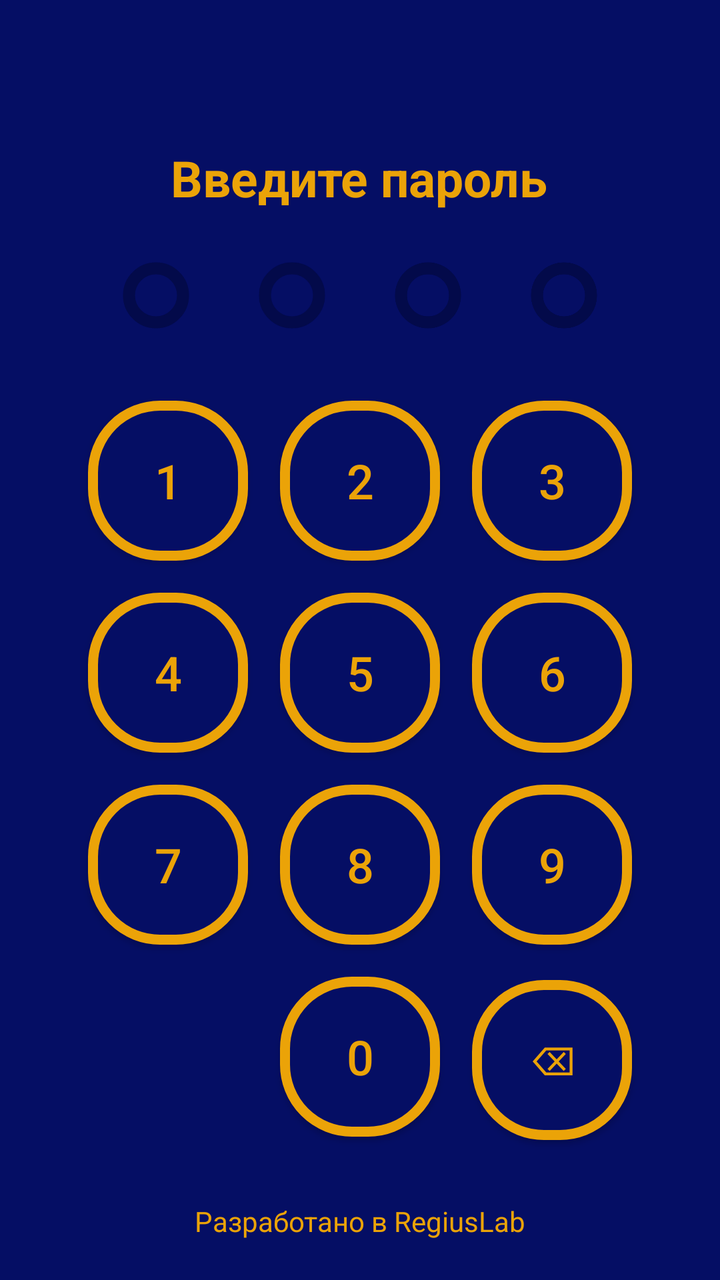
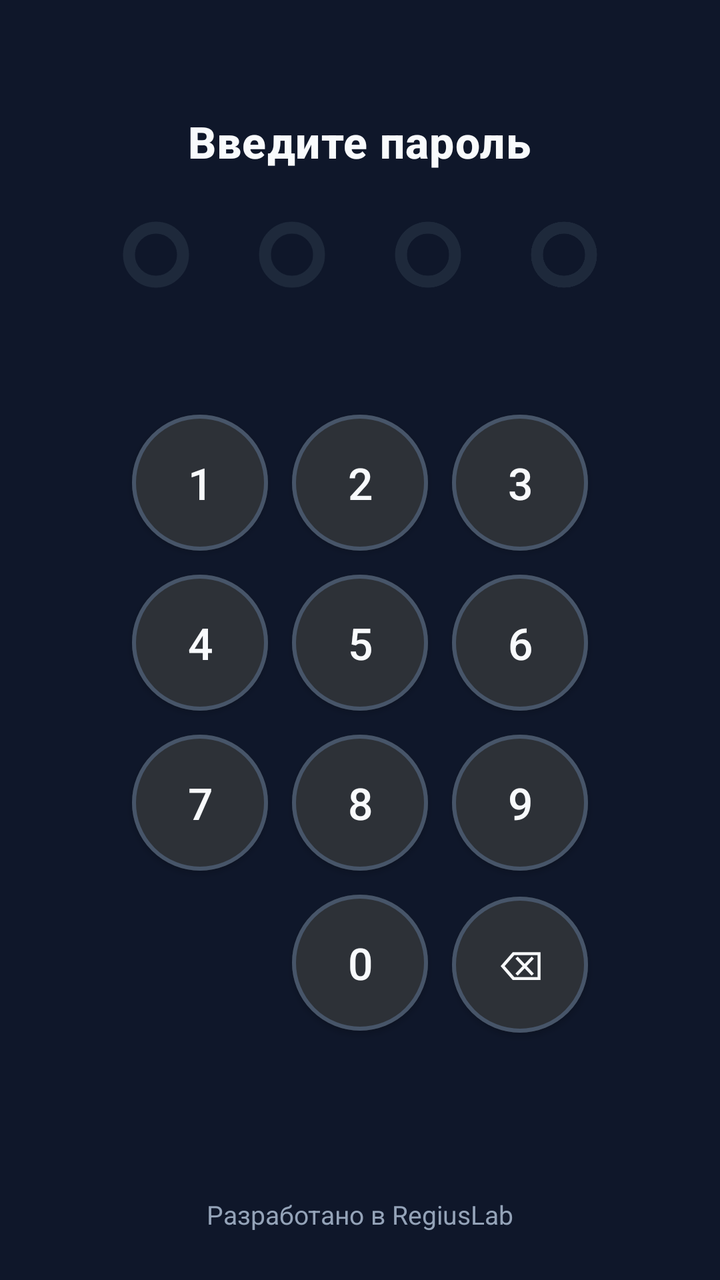

Screens rendered from an Android XML layout before and after an edit, with the pre-edit source and the edit as a unified diff.
<!-- AndroidManifest.xml: application theme Theme.ScannerKotlin -->
<!-- res/layout/activity_auth.xml -->
<?xml version="1.0" encoding="utf-8"?>
<androidx.constraintlayout.widget.ConstraintLayout xmlns:android="http://schemas.android.com/apk/res/android"
    xmlns:app="http://schemas.android.com/apk/res-auto"
    xmlns:tools="http://schemas.android.com/tools"
    android:id="@+id/main"
    android:layout_width="match_parent"
    android:layout_height="match_parent"
    android:background="@color/dark_blue"
    tools:context=".activities.AuthActivity">



    <TextView
        android:id="@+id/passwordTitle"
        android:layout_width="wrap_content"
        android:layout_height="wrap_content"
        android:layout_marginTop="72dp"
        android:text="Введите пароль"
        android:textColor="@color/yellow"
        android:textSize="25sp"
        app:layout_constraintEnd_toEndOf="parent"
        app:layout_constraintHorizontal_bias="0.498"
        app:layout_constraintStart_toStartOf="parent"
        app:layout_constraintTop_toTopOf="parent"
        android:textStyle="bold"/>

    <LinearLayout
        android:id="@+id/passwordDotsContainer"
        android:layout_width="wrap_content"
        android:layout_height="wrap_content"
        android:orientation="horizontal"
        android:layout_marginTop="24dp"
        app:layout_constraintStart_toStartOf="parent"
        app:layout_constraintEnd_toEndOf="parent"
        app:layout_constraintTop_toBottomOf="@id/passwordTitle">

        <ImageView
            android:id="@+id/dot1"
            android:layout_width="36dp"
            android:layout_height="36dp"
            android:layout_marginHorizontal="16dp"
            android:src="@drawable/circle_outline"
            />

        <ImageView
            android:id="@+id/dot2"
            android:layout_width="36dp"
            android:layout_height="36dp"
            android:layout_marginHorizontal="16dp"
            android:src="@drawable/circle_outline"
            />

        <ImageView
            android:id="@+id/dot3"
            android:layout_width="36dp"
            android:layout_height="36dp"
            android:layout_marginHorizontal="16dp"
            android:src="@drawable/circle_outline"
            />

        <ImageView
            android:id="@+id/dot4"
            android:layout_width="36dp"
            android:layout_height="36dp"
            android:layout_marginHorizontal="16dp"
            android:src="@drawable/circle_outline"
            />
    </LinearLayout>


    <GridLayout
        android:id="@+id/numericKeypad"
        android:layout_width="wrap_content"
        android:layout_height="wrap_content"
        android:columnCount="3"
        android:rowCount="4"
        android:layout_marginTop="40dp"
        android:layout_marginBottom="40dp"
        app:layout_constraintBottom_toTopOf="@id/regiusLabel"
        app:layout_constraintEnd_toEndOf="parent"
        app:layout_constraintStart_toStartOf="parent"
        app:layout_constraintTop_toBottomOf="@id/passwordDotsContainer"
        app:layout_constraintVertical_bias="0.35">


        <Button
            android:id="@+id/btn1"
            style="@style/CircleNumericButton"
            android:text="1"
            android:layout_width="80dp"
            android:layout_height="80dp"
            android:layout_margin="8dp"
            />

        <Button
            android:id="@+id/btn2"
            style="@style/CircleNumericButton"
            android:text="2"
            android:layout_width="80dp"
            android:layout_height="80dp"
            android:layout_margin="8dp"/>

        <Button
            android:id="@+id/btn3"
            style="@style/CircleNumericButton"
            android:text="3"
            android:layout_width="80dp"
            android:layout_height="80dp"
            android:layout_margin="8dp"/>

        
        <Button
            android:id="@+id/btn4"
            style="@style/CircleNumericButton"
            android:text="4"
            android:layout_width="80dp"
            android:layout_height="80dp"
            android:layout_margin="8dp"/>

        <Button
            android:id="@+id/btn5"
            style="@style/CircleNumericButton"
            android:text="5"
            android:layout_width="80dp"
            android:layout_height="80dp"
            android:layout_margin="8dp"/>

        <Button
            android:id="@+id/btn6"
            style="@style/CircleNumericButton"
            android:text="6"
            android:layout_width="80dp"
            android:layout_height="80dp"
            android:layout_margin="8dp"/>

        
        <Button
            android:id="@+id/btn7"
            style="@style/CircleNumericButton"
            android:text="7"
            android:layout_width="80dp"
            android:layout_height="80dp"
            android:layout_margin="8dp"/>

        <Button
            android:id="@+id/btn8"
            style="@style/CircleNumericButton"
            android:text="8"
            android:layout_width="80dp"
            android:layout_height="80dp"
            android:layout_margin="8dp"/>

        <Button
            android:id="@+id/btn9"
            style="@style/CircleNumericButton"
            android:text="9"
            android:layout_width="80dp"
            android:layout_height="80dp"
            android:layout_margin="8dp"/>

        
        <Space
            android:layout_width="80dp"
            android:layout_height="80dp"
            android:layout_margin="8dp"/>

        <Button
            android:id="@+id/btn0"
            style="@style/CircleNumericButton"
            android:text="0"
            android:layout_width="80dp"
            android:layout_height="80dp"
            android:layout_margin="8dp"/>

        <Button
            android:id="@+id/btnDelete"
            style="@style/CircleNumericButton"
            android:text="⌫"
            android:textSize="20sp"
            android:layout_width="80dp"
            android:layout_height="80dp"
            android:layout_margin="8dp"/>
    </GridLayout>

    <TextView
        android:id="@+id/regiusLabel"
        android:layout_width="wrap_content"
        android:layout_height="wrap_content"
        android:layout_marginBottom="12dp"
        android:padding="8dp"
        android:text="@string/developer_powered_by"
        android:textColor="@color/yellow"
        android:textSize="14sp"
        android:clickable="true"
        android:focusable="true"
        app:layout_constraintBottom_toBottomOf="parent"
        app:layout_constraintEnd_toEndOf="parent"
        app:layout_constraintStart_toStartOf="parent" />
</androidx.constraintlayout.widget.ConstraintLayout>
<!-- resources referenced by this layout -->
<resources>
  <color name="dark_blue">#050E64</color>
  <color name="yellow">#EBA308</color>
  <string name="developer_powered_by">Разработано в RegiusLab</string>
  <style name="CircleNumericButton" parent="Widget.MaterialComponents.Button">
          <item name="android:layout_width">72dp</item>
          <item name="android:layout_height">72dp</item>
          <item name="backgroundTint">@color/dark_blue</item>
          <item name="android:textColor">@color/yellow</item>
          <item name="android:textSize">24sp</item>
          <item name="cornerRadius">36dp</item>
          <item name="strokeColor">@color/yellow</item>
          <item name="strokeWidth">5dp</item>
          <item name="android:insetTop">0dp</item>
          <item name="android:insetBottom">0dp</item>
          <item name="android:insetLeft">0dp</item>
          <item name="android:insetRight">0dp</item>
          <item name="android:padding">0dp</item>
      </style>
  <style name="Theme.ScannerKotlin" parent="Base.Theme.ScannerKotlin" />
  <color name="field_blue">#030A4A</color>
  <style name="Base.Theme.ScannerKotlin" parent="Theme.Material3.DayNight.NoActionBar">
          
          
      </style>
  <!-- unchanged entries left out for length: 1 -->
</resources>

<!-- the commit's change to res/layout/activity_auth.xml (unified diff, before → after) -->
@@ -14,10 +14,12 @@
         android:id="@+id/passwordTitle"
         android:layout_width="wrap_content"
         android:layout_height="wrap_content"
-        android:layout_marginTop="72dp"
+        android:layout_marginTop="56dp"
         android:text="Введите пароль"
-        android:textColor="@color/yellow"
-        android:textSize="25sp"
+        android:textColor="@color/white"
+        android:textSize="22sp"
+        android:fontFamily="sans-serif-medium"
+        android:letterSpacing="0.02"
         app:layout_constraintEnd_toEndOf="parent"
         app:layout_constraintHorizontal_bias="0.498"
         app:layout_constraintStart_toStartOf="parent"
@@ -74,8 +76,8 @@
         android:layout_height="wrap_content"
         android:columnCount="3"
         android:rowCount="4"
-        android:layout_marginTop="40dp"
-        android:layout_marginBottom="40dp"
+        android:layout_marginTop="28dp"
+        android:layout_marginBottom="16dp"
         app:layout_constraintBottom_toTopOf="@id/regiusLabel"
         app:layout_constraintEnd_toEndOf="parent"
         app:layout_constraintStart_toStartOf="parent"
@@ -87,110 +89,110 @@
             android:id="@+id/btn1"
             style="@style/CircleNumericButton"
             android:text="1"
-            android:layout_width="80dp"
-            android:layout_height="80dp"
-            android:layout_margin="8dp"
+            android:layout_width="68dp"
+            android:layout_height="68dp"
+            android:layout_margin="6dp"
             />
 
         <Button
             android:id="@+id/btn2"
             style="@style/CircleNumericButton"
             android:text="2"
-            android:layout_width="80dp"
-            android:layout_height="80dp"
-            android:layout_margin="8dp"/>
+            android:layout_width="68dp"
+            android:layout_height="68dp"
+            android:layout_margin="6dp"/>
 
         <Button
             android:id="@+id/btn3"
             style="@style/CircleNumericButton"
             android:text="3"
-            android:layout_width="80dp"
-            android:layout_height="80dp"
-            android:layout_margin="8dp"/>
+            android:layout_width="68dp"
+            android:layout_height="68dp"
+            android:layout_margin="6dp"/>
 
         
         <Button
             android:id="@+id/btn4"
             style="@style/CircleNumericButton"
             android:text="4"
-            android:layout_width="80dp"
-            android:layout_height="80dp"
-            android:layout_margin="8dp"/>
+            android:layout_width="68dp"
+            android:layout_height="68dp"
+            android:layout_margin="6dp"/>
 
         <Button
             android:id="@+id/btn5"
             style="@style/CircleNumericButton"
             android:text="5"
-            android:layout_width="80dp"
-            android:layout_height="80dp"
-            android:layout_margin="8dp"/>
+            android:layout_width="68dp"
+            android:layout_height="68dp"
+            android:layout_margin="6dp"/>
 
         <Button
             android:id="@+id/btn6"
             style="@style/CircleNumericButton"
             android:text="6"
-            android:layout_width="80dp"
-            android:layout_height="80dp"
-            android:layout_margin="8dp"/>
+            android:layout_width="68dp"
+            android:layout_height="68dp"
+            android:layout_margin="6dp"/>
 
         
         <Button
             android:id="@+id/btn7"
             style="@style/CircleNumericButton"
             android:text="7"
-            android:layout_width="80dp"
-            android:layout_height="80dp"
-            android:layout_margin="8dp"/>
+            android:layout_width="68dp"
+            android:layout_height="68dp"
+            android:layout_margin="6dp"/>
 
         <Button
             android:id="@+id/btn8"
             style="@style/CircleNumericButton"
             android:text="8"
-            android:layout_width="80dp"
-            android:layout_height="80dp"
-            android:layout_margin="8dp"/>
+            android:layout_width="68dp"
+            android:layout_height="68dp"
+            android:layout_margin="6dp"/>
 
         <Button
             android:id="@+id/btn9"
             style="@style/CircleNumericButton"
             android:text="9"
-            android:layout_width="80dp"
-            android:layout_height="80dp"
-            android:layout_margin="8dp"/>
+            android:layout_width="68dp"
+            android:layout_height="68dp"
+            android:layout_margin="6dp"/>
 
         
         <Space
-            android:layout_width="80dp"
-            android:layout_height="80dp"
-            android:layout_margin="8dp"/>
+            android:layout_width="68dp"
+            android:layout_height="68dp"
+            android:layout_margin="6dp"/>
 
         <Button
             android:id="@+id/btn0"
             style="@style/CircleNumericButton"
             android:text="0"
-            android:layout_width="80dp"
-            android:layout_height="80dp"
-            android:layout_margin="8dp"/>
+            android:layout_width="68dp"
+            android:layout_height="68dp"
+            android:layout_margin="6dp"/>
 
         <Button
             android:id="@+id/btnDelete"
             style="@style/CircleNumericButton"
             android:text="⌫"
             android:textSize="20sp"
-            android:layout_width="80dp"
-            android:layout_height="80dp"
-            android:layout_margin="8dp"/>
+            android:layout_width="68dp"
+            android:layout_height="68dp"
+            android:layout_margin="6dp"/>
     </GridLayout>
 
     <TextView
         android:id="@+id/regiusLabel"
         android:layout_width="wrap_content"
         android:layout_height="wrap_content"
-        android:layout_marginBottom="12dp"
+        android:layout_marginBottom="16dp"
         android:padding="8dp"
         android:text="@string/developer_powered_by"
-        android:textColor="@color/yellow"
-        android:textSize="14sp"
+        android:textColor="@color/gray"
+        android:textSize="13sp"
         android:clickable="true"
         android:focusable="true"
         app:layout_constraintBottom_toBottomOf="parent"
<!-- resource entries referenced after the edit -->
@@ -1,17 +1,20 @@
 <!-- resources referenced by this layout -->
 <resources>
-  <color name="dark_blue">#050E64</color>
-  <color name="yellow">#EBA308</color>
+  <color name="dark_blue">#FF0F172A</color>
+  <color name="gray">#FF94A3B8</color>
+  <color name="white">#FFF8FAFC</color>
+  <color name="yellow">#FFF59E0B</color>
   <string name="developer_powered_by">Разработано в RegiusLab</string>
   <style name="CircleNumericButton" parent="Widget.MaterialComponents.Button">
           <item name="android:layout_width">72dp</item>
           <item name="android:layout_height">72dp</item>
-          <item name="backgroundTint">@color/dark_blue</item>
-          <item name="android:textColor">@color/yellow</item>
-          <item name="android:textSize">24sp</item>
+          <item name="backgroundTint">@color/field_blue</item>
+          <item name="android:textColor">@color/white</item>
+          <item name="android:textSize">22sp</item>
+          <item name="android:fontFamily">sans-serif-medium</item>
           <item name="cornerRadius">36dp</item>
-          <item name="strokeColor">@color/yellow</item>
-          <item name="strokeWidth">5dp</item>
+          <item name="strokeColor">@color/stroke_muted</item>
+          <item name="strokeWidth">2dp</item>
           <item name="android:insetTop">0dp</item>
           <item name="android:insetBottom">0dp</item>
           <item name="android:insetLeft">0dp</item>
@@ -19,10 +22,51 @@
           <item name="android:padding">0dp</item>
       </style>
   <style name="Theme.ScannerKotlin" parent="Base.Theme.ScannerKotlin" />
-  <color name="field_blue">#030A4A</color>
+  <color name="field_blue">#FF1E293B</color>
+  <color name="stroke_muted">#FF475569</color>
   <style name="Base.Theme.ScannerKotlin" parent="Theme.Material3.DayNight.NoActionBar">
+          <item name="colorPrimary">@color/yellow</item>
+          <item name="colorOnPrimary">@color/dark_blue</item>
+          <item name="colorSecondary">@color/surface_elevated</item>
+          <item name="colorSurface">@color/field_blue</item>
+          <item name="android:colorBackground">@color/dark_blue</item>
+          <item name="android:statusBarColor">@color/dark_blue</item>
+          <item name="android:navigationBarColor">@color/dark_blue</item>
+          <item name="android:windowBackground">@color/dark_blue</item>
+          <item name="android:textColorPrimary">@color/white</item>
+          <item name="android:textColorSecondary">@color/gray</item>
+          <item name="materialAlertDialogTheme">@style/MyCustomMaterialAlertDialogStyle</item>
+      </style>
+  <color name="surface_elevated">#FF334155</color>
+  <style name="MyCustomMaterialAlertDialogStyle" parent="ThemeOverlay.MaterialComponents.MaterialAlertDialog">
           
+          <item name="colorSurface">@color/dark_blue</item> 
+          <item name="android:background">@color/dark_blue</item> 
+          <item name="android:windowBackground">@color/dark_blue</item> 
+  
           
+          <item name="materialAlertDialogTitleTextStyle">@style/MyCustomMaterialAlertDialog.TitleText</item>
+  
+          
+          <item name="materialAlertDialogBodyTextStyle">@style/MyCustomMaterialAlertDialog.BodyText</item>
+  
+          
+          <item name="buttonBarPositiveButtonStyle">@style/MyCustomMaterialAlertDialog.Button</item>
+          <item name="buttonBarNegativeButtonStyle">@style/MyCustomMaterialAlertDialog.Button</item>
+          <item name="buttonBarNeutralButtonStyle">@style/MyCustomMaterialAlertDialog.Button</item>
+      </style>
+  <style name="MyCustomMaterialAlertDialog.TitleText" parent="MaterialAlertDialog.MaterialComponents.Title.Text">
+          <item name="android:textColor">@color/yellow</item>
+          <item name="android:textSize">20sp</item> 
+      </style>
+  <style name="MyCustomMaterialAlertDialog.BodyText" parent="MaterialAlertDialog.MaterialComponents.Body.Text">
+          <item name="android:textColor">@color/yellow</item>
+          <item name="android:textSize">16sp</item> 
+      </style>
+  <style name="MyCustomMaterialAlertDialog.Button" parent="Widget.MaterialComponents.Button.TextButton.Dialog">
+          <item name="android:textColor">@color/yellow</item>
+          <item name="rippleColor">@color/yellow</item>
+          <item name="android:textSize">14sp</item> 
       </style>
   <!-- unchanged entries left out for length: 1 -->
 </resources>
